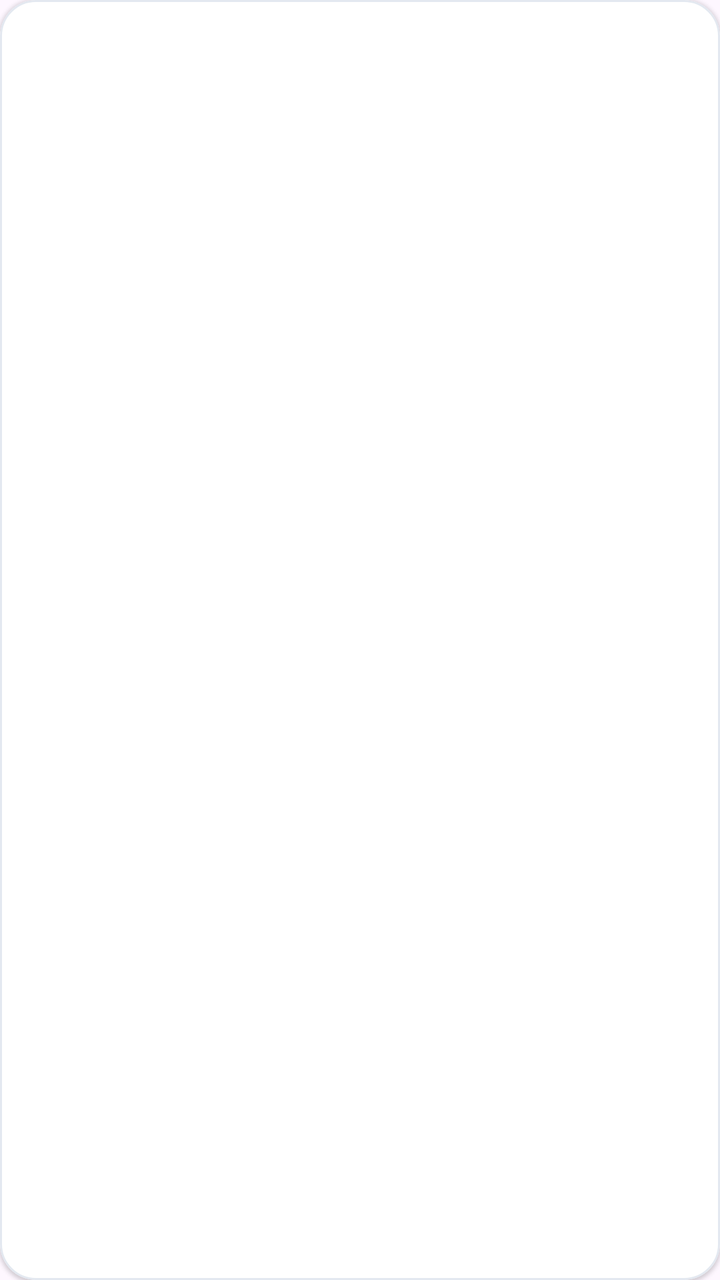
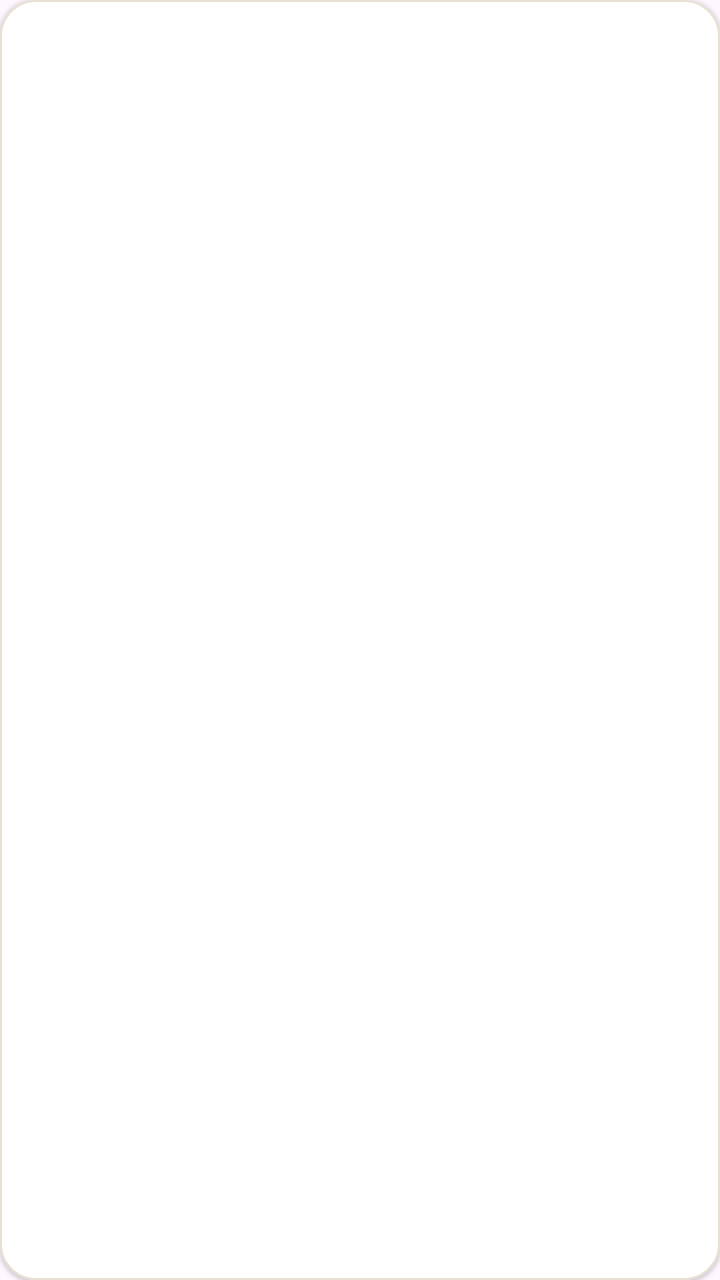

The first picture is an Android layout as it rendered before a commit; the second is the same layout after the commit. The layout source and the unified diff follow.
<!-- AndroidManifest.xml: application theme Theme.Sedayar -->
<!-- res/layout/item_note.xml -->
<?xml version="1.0" encoding="utf-8"?>
<com.google.android.material.card.MaterialCardView xmlns:android="http://schemas.android.com/apk/res/android"
    xmlns:app="http://schemas.android.com/apk/res-auto"
    android:id="@+id/card"
    android:layout_width="match_parent"
    android:layout_height="wrap_content"
    android:layout_margin="6dp"
    app:cardBackgroundColor="@color/surface"
    app:cardCornerRadius="18dp"
    app:cardElevation="1dp"
    app:strokeColor="@color/stroke"
    app:strokeWidth="1dp">

    <LinearLayout
        android:layout_width="match_parent"
        android:layout_height="wrap_content"
        android:orientation="vertical"
        android:padding="14dp">

        <LinearLayout
            android:layout_width="match_parent"
            android:layout_height="wrap_content"
            android:gravity="center_vertical"
            android:orientation="horizontal">

            <ImageView
                android:id="@+id/iv_pin"
                android:layout_width="16dp"
                android:layout_height="16dp"
                android:layout_marginEnd="6dp"
                android:contentDescription="@string/cd_pin"
                android:src="@drawable/ic_pin"
                android:visibility="gone" />

            <Space
                android:layout_width="0dp"
                android:layout_height="1dp"
                android:layout_weight="1" />

            <TextView
                android:id="@+id/tv_date"
                android:layout_width="wrap_content"
                android:layout_height="wrap_content"
                android:textColor="@color/text_secondary"
                android:textSize="11sp" />
        </LinearLayout>

        <TextView
            android:id="@+id/tv_title"
            android:layout_width="match_parent"
            android:layout_height="wrap_content"
            android:layout_marginTop="4dp"
            android:ellipsize="end"
            android:maxLines="1"
            android:textColor="@color/text_primary"
            android:textSize="16sp"
            android:textStyle="bold" />

        <TextView
            android:id="@+id/tv_snippet"
            android:layout_width="match_parent"
            android:layout_height="wrap_content"
            android:layout_marginTop="4dp"
            android:ellipsize="end"
            android:lineSpacingExtra="2dp"
            android:maxLines="6"
            android:textColor="@color/text_secondary"
            android:textSize="14sp" />

        <com.google.android.material.imageview.ShapeableImageView
            android:id="@+id/iv_thumb"
            android:layout_width="match_parent"
            android:layout_height="wrap_content"
            android:layout_marginTop="8dp"
            android:adjustViewBounds="true"
            android:contentDescription="@string/cd_thumbnail"
            android:maxHeight="220dp"
            android:scaleType="fitCenter"
            android:visibility="gone"
            app:shapeAppearanceOverlay="@style/ShapeAppearance.Sedayar.Thumb" />
    </LinearLayout>
</com.google.android.material.card.MaterialCardView>
<!-- resources referenced by this layout -->
<resources>
  <color name="stroke">#E3E8F0</color>
  <color name="surface">#FFFFFF</color>
  <color name="text_primary">#1A2233</color>
  <color name="text_secondary">#667085</color>
  <!-- drawable ic_pin (drawable) -->
  <?xml version="1.0" encoding="utf-8"?>
  <vector xmlns:android="http://schemas.android.com/apk/res/android"
      android:width="24dp"
      android:height="24dp"
      android:viewportWidth="24"
      android:viewportHeight="24">
      <path
          android:fillColor="#FF2B6CB0"
          android:pathData="M16,9V4h1c0.55,0 1,-0.45 1,-1s-0.45,-1 -1,-1H7C6.45,2 6,2.45 6,3s0.45,1 1,1h1v5c0,1.66 -1.34,3 -3,3v2h5.97v7l1,1 1,-1v-7H19v-2c-1.66,0 -3,-1.34 -3,-3z" />
  </vector>
  <string name="cd_pin">Pinned</string>
  <string name="cd_thumbnail">Drawing preview</string>
  <style name="ShapeAppearance.Sedayar.Thumb" parent="">
          <item name="cornerFamily">rounded</item>
          <item name="cornerSize">12dp</item>
      </style>
  <style name="Theme.Sedayar" parent="Theme.Material3.Light.NoActionBar">
          <item name="colorPrimary">@color/primary</item>
          <item name="colorOnPrimary">@color/on_primary</item>
          <item name="colorPrimaryContainer">@color/primary_container</item>
          <item name="colorOnPrimaryContainer">@color/on_primary_container</item>
          <item name="android:colorBackground">@color/paper</item>
          <item name="colorSurface">@color/surface</item>
          <item name="colorOnSurface">@color/text_primary</item>
          <item name="colorOnSurfaceVariant">@color/text_secondary</item>
          <item name="colorOutline">@color/stroke</item>
          <item name="android:statusBarColor">@color/paper</item>
          <item name="android:windowLightStatusBar">true</item>
          <item name="fontFamily">@font/vazirmatn</item>
          <item name="android:fontFamily">@font/vazirmatn</item>
      </style>
  <color name="primary">#4F6DF5</color>
  <color name="on_primary">#FFFFFF</color>
  <color name="primary_container">#E4E9FF</color>
  <color name="on_primary_container">#1B2C7E</color>
  <color name="paper">#F5F7FB</color>
</resources>

<!-- the commit's change to res/layout/item_note.xml (unified diff, before → after) -->
@@ -70,12 +70,10 @@
         <com.google.android.material.imageview.ShapeableImageView
             android:id="@+id/iv_thumb"
             android:layout_width="match_parent"
-            android:layout_height="wrap_content"
+            android:layout_height="170dp"
             android:layout_marginTop="8dp"
-            android:adjustViewBounds="true"
             android:contentDescription="@string/cd_thumbnail"
-            android:maxHeight="220dp"
-            android:scaleType="fitCenter"
+            android:scaleType="centerCrop"
             android:visibility="gone"
             app:shapeAppearanceOverlay="@style/ShapeAppearance.Sedayar.Thumb" />
     </LinearLayout>
<!-- resource entries referenced after the edit -->
@@ -1,9 +1,9 @@
 <!-- resources referenced by this layout -->
 <resources>
-  <color name="stroke">#E3E8F0</color>
+  <color name="stroke">#E8E1D2</color>
   <color name="surface">#FFFFFF</color>
-  <color name="text_primary">#1A2233</color>
-  <color name="text_secondary">#667085</color>
+  <color name="text_primary">#232A33</color>
+  <color name="text_secondary">#6E7480</color>
   <!-- drawable ic_pin (drawable) -->
   <?xml version="1.0" encoding="utf-8"?>
   <vector xmlns:android="http://schemas.android.com/apk/res/android"
@@ -31,15 +31,18 @@
           <item name="colorOnSurface">@color/text_primary</item>
           <item name="colorOnSurfaceVariant">@color/text_secondary</item>
           <item name="colorOutline">@color/stroke</item>
-          <item name="android:statusBarColor">@color/paper</item>
-          <item name="android:windowLightStatusBar">true</item>
+          <item name="colorSecondary">@color/gold</item>
+          <item name="android:statusBarColor">@color/lapis</item>
+          <item name="android:windowLightStatusBar">false</item>
           <item name="fontFamily">@font/vazirmatn</item>
           <item name="android:fontFamily">@font/vazirmatn</item>
       </style>
-  <color name="primary">#4F6DF5</color>
+  <color name="primary">#0F7B84</color>
   <color name="on_primary">#FFFFFF</color>
-  <color name="primary_container">#E4E9FF</color>
-  <color name="on_primary_container">#1B2C7E</color>
-  <color name="paper">#F5F7FB</color>
+  <color name="primary_container">#D8F0F0</color>
+  <color name="on_primary_container">#084C52</color>
+  <color name="paper">#FAF6EE</color>
+  <color name="gold">#C9A227</color>
+  <color name="lapis">#0F2142</color>
 </resources>
 
